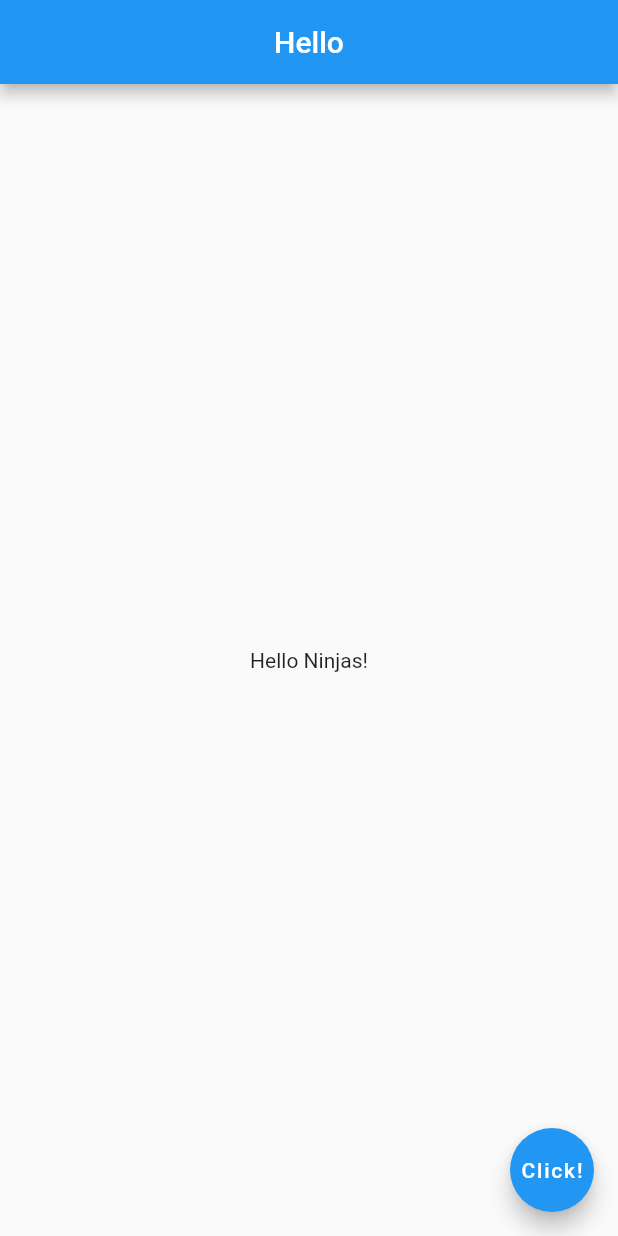
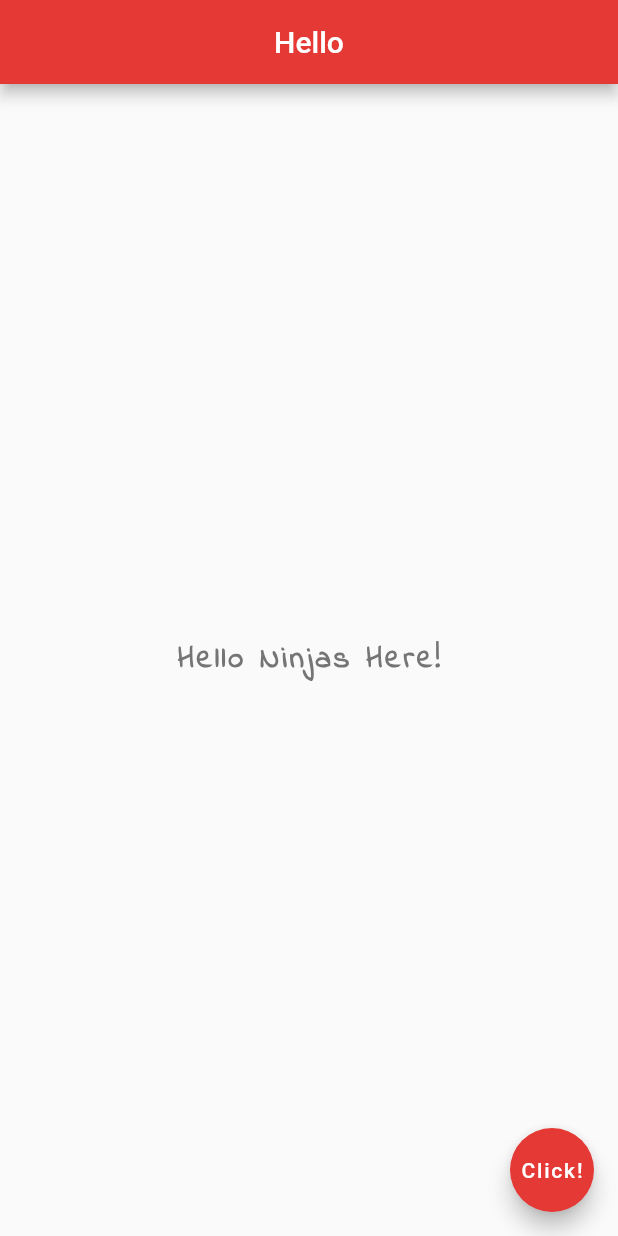
Before and after one commit to SnehaS1/Timezone, a Flutter app: the screen it shows after launch, on a phone screen of 412 x 824 dp. Run offline on Flutter 3.47's test engine with Material 2 defaults, Android fonts, the phone set to English and light mode, and no system bars.

Commit message:
'reload'

```diff
--- a/lib/main.dart
+++ b/lib/main.dart
@@ -2,13 +2,29 @@ import 'package:flutter/material.dart';
 
 void main() {
   runApp(MaterialApp(
-      home: Scaffold(
+      home: Home()
+  )
+  );
+}
+
+class Home extends StatelessWidget {
+
+  @override
+  Widget build(BuildContext context) {
+    return Scaffold(
       appBar: AppBar(
         title: Text('Hello'),
         centerTitle: true,
+        backgroundColor: Colors.red[600],
       ),
       body: Center(
-child: Text('Hello Ninjas!')
+        child: Text('Hello Ninjas Here!', style: TextStyle(
+          fontSize: 20, fontWeight: FontWeight.bold,
+          letterSpacing: 2.0,
+          color: Colors.grey[600],
+          fontFamily: 'IndieFlower',
+        )),
+
 
       ),
       floatingActionButton: FloatingActionButton(
@@ -16,6 +32,8 @@ child: Text('Hello Ninjas!')
           //code to execute on button press
         },
         child: Text('Click!'),
+        backgroundColor: Colors.red[600],
       ),
-      )));
+    );
   }
+}
```
Also changed, not shown: pubspec.yaml (+4 -11 lines), fonts/IndieFlower-Regular.ttf (added). Lines whose indentation alone changed are shown as unchanged.
